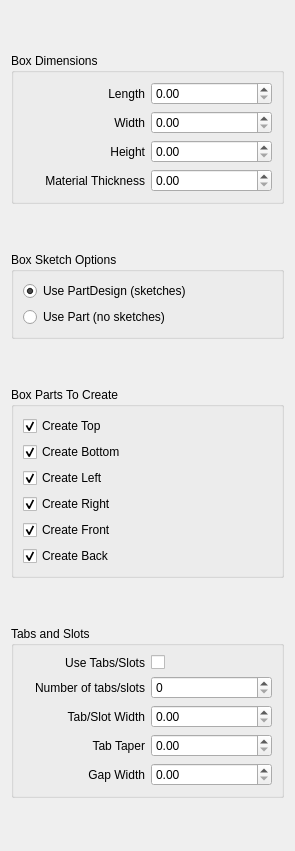
Eskibrew/LaserBoxTools, file dialogs/basicbox.ui: the form before one commit.
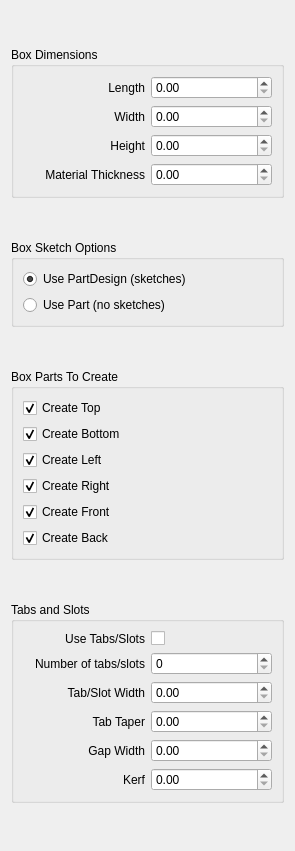
The form after the commit. Custom widgets are drawn as their Qt base class.

Commit message:
Add laser kerf compensation parameter to Tabs, Slots and Basic Box
Tabs are widened and slots narrowed by kerf/2 per side, keeping centres
fixed and leaving ends that lie on the panel edge in place.

```diff
--- a/dialogs/basicbox.ui
+++ b/dialogs/basicbox.ui
@@ -298,6 +298,23 @@
         </property>
        </widget>
       </item>
+      <item row="5" column="0">
+       <widget class="QLabel" name="labelKerf">
+        <property name="text">
+         <string>Kerf</string>
+        </property>
+        <property name="alignment">
+         <set>Qt::AlignRight|Qt::AlignTrailing|Qt::AlignVCenter</set>
+        </property>
+       </widget>
+      </item>
+      <item row="5" column="1">
+       <widget class="Gui::QuantitySpinBox" name="Kerf">
+        <property name="toolTip">
+         <string>Laser kerf (beam width). Tabs are widened and slots narrowed by kerf/2 on each side.</string>
+        </property>
+       </widget>
+      </item>
      </layout>
     </widget>
    </item>
```
The commit also changes 7 other files.
